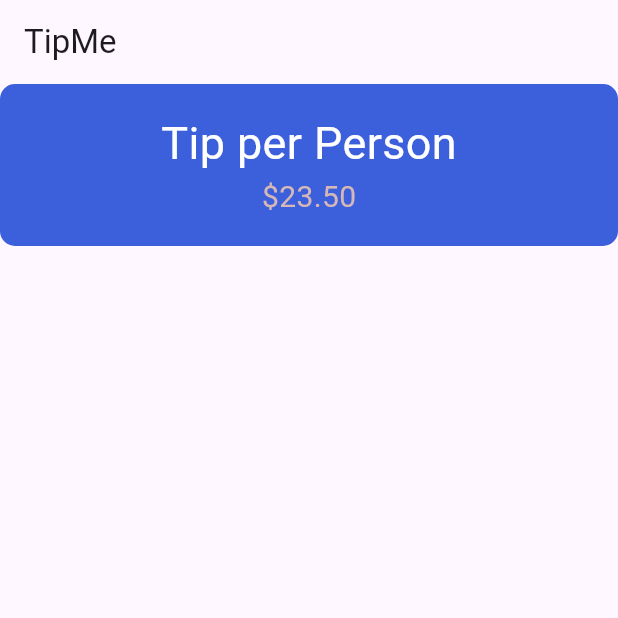
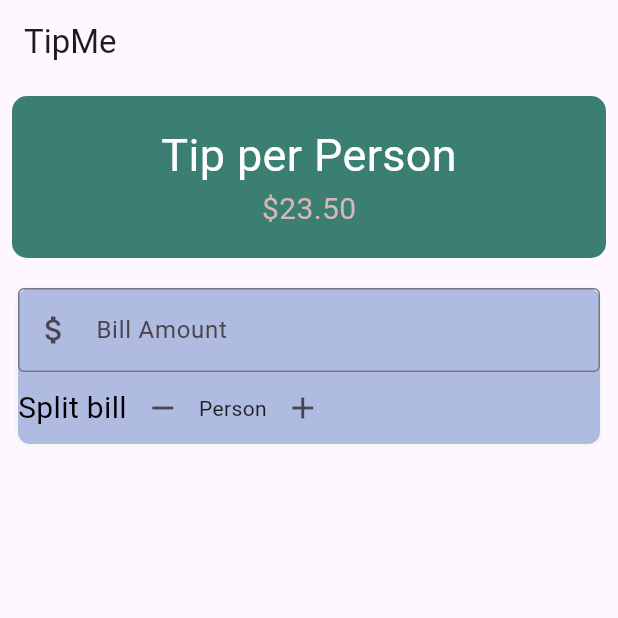
Before and after one commit to zhira03/Tipping, a Flutter app: the screen it shows after launch, on a phone screen of 412 x 824 dp, the top half of it. Run offline on Flutter 3.47's test engine with Material 3 defaults, Android fonts, the light colour scheme and no system bars.

Commit message:
refactor UI layout for tip display and input fields

```diff
--- a/lib/main.dart
+++ b/lib/main.dart
@@ -38,10 +38,12 @@ class _TipMeState extends State<TipMe> {
       body : Column(
         crossAxisAlignment: CrossAxisAlignment.stretch,
         children: <Widget>[
-          Container(
+          Padding(
+            padding: const EdgeInsets.all(8.0),
+            child: Container(
               padding: const EdgeInsets.all(18),
               decoration: BoxDecoration(
-              color: const Color.fromARGB(255, 60, 95, 220),
+                color: const Color.fromARGB(255, 59, 127, 115),
                 borderRadius: BorderRadius.circular(10),
                 ),
               child: Column(
@@ -59,6 +61,62 @@ class _TipMeState extends State<TipMe> {
                 ],
               ),
               ),
+          ),
+          Padding(
+            padding: const EdgeInsets.all(10.0),
+            child: Container(
+              decoration: BoxDecoration(
+                color: const Color.fromARGB(255, 176, 187, 226),
+                borderRadius: BorderRadius.circular(10),
+                border: Border.all(
+                  color: const Color.fromARGB(255, 245, 245, 245),
+                  width: 2),
+                ),
+              child: Column(
+                children: [
+                  TextField(
+                    keyboardType: TextInputType.number,
+                    onChanged: (value) {
+                      print("Value is $value");
+                    },
+                    decoration: const InputDecoration(
+                      border: OutlineInputBorder(),
+                      prefixIcon: Icon(Icons.attach_money),
+                      labelText:'Bill Amount',
+                      //prefix: Text('Bill Amount'),
+                    ),
+                  ),
+                  //shared bill part
+                  Row(
+                    mainAxisAlignment: MainAxisAlignment.start,
+                    children: [
+                      Text("Split bill",
+                      style: TextStyle(
+                        fontSize: 20,
+                        color: Colors.black,
+                      )),
+                      Row(
+                        children: [
+                          IconButton(
+                            icon: const Icon(Icons.remove),
+                            onPressed: () {
+                              print("Remove");
+                            },
+                          ),
+                          const Text("Person"),
+                          IconButton(
+                              icon: const Icon(Icons.add),
+                              onPressed: () {
+                                print("Remove");
+                              },
+                            )
+                        ],)
+                    ],
+                  )
+                ],
+              ),
+            ),
+          ),
         ]
       ),
     );
```
Lines whose indentation alone changed are shown as unchanged.
